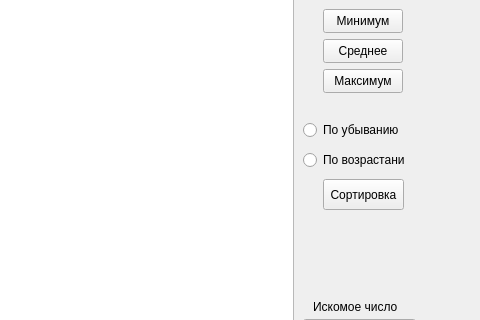
The window that QtExcel/QtExcel.ui (Rowolfs/QtExcel) describes before a commit, drawn with Qt 5; both pictures show x 187 to 667 and y 98 to 418 of the 667 by 659 pixel window.
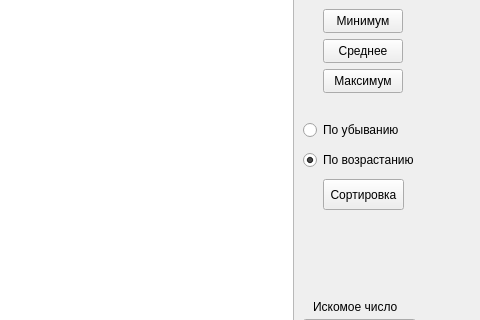
The same window after the commit.

What changed in the file:
```diff
--- a/QtExcel/QtExcel.ui
+++ b/QtExcel/QtExcel.ui
@@ -143,13 +143,16 @@
      <rect>
       <x>490</x>
       <y>230</y>
-      <width>101</width>
+      <width>111</width>
       <height>22</height>
      </rect>
     </property>
     <property name="text">
      <string>По возрастанию</string>
     </property>
+    <property name="checked">
+     <bool>true</bool>
+    </property>
    </widget>
    <widget class="QLabel" name="labelFindValley">
     <property name="geometry">
```
Left out of the diff: 2 changed lines with no effect on the pictures.
